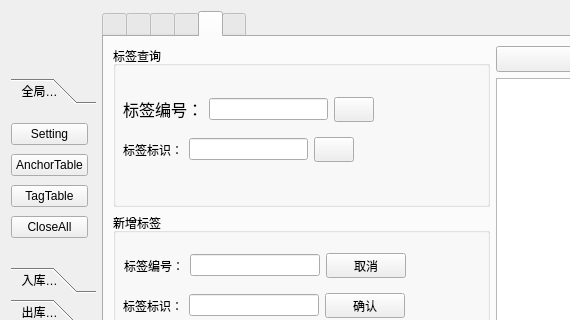
Old version of the form Deca/views/GraphicsWidget.ui in the repository summerfll/wms; both pictures show x 0 to 570 and y 0 to 320 of the 1277 by 500 pixel window.
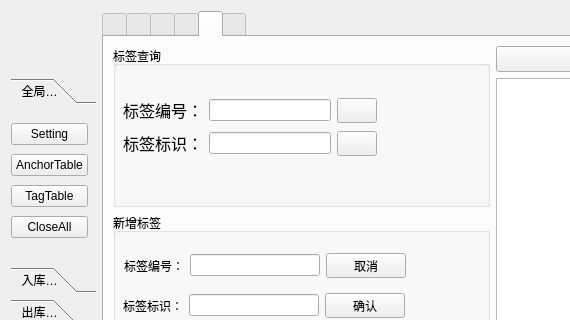
New version of the form. The open tabs and pages were chosen to show the change. Icons and pictures are not drawn. Custom widgets are drawn as their Qt base class.

```diff
--- a/Deca/views/GraphicsWidget.ui
+++ b/Deca/views/GraphicsWidget.ui
@@ -318,7 +318,7 @@
      <property name="tabBarAutoHide">
       <bool>true</bool>
      </property>
-     <widget class="QWidget" name="">
+     <widget class="QWidget" name="widget">
       <attribute name="icon">
        <iconset resource="../res/resources.qrc">
         <normaloff>:/icons/(5@79@2K3OH)}[LRI2I]4UJ.png</normaloff>
@@ -1528,18 +1528,23 @@
        </item>
        <item row="0" column="0" rowspan="2">
         <widget class="QGroupBox" name="groupBox_7">
+         <property name="styleSheet">
+          <string notr="true"/>
+         </property>
          <property name="title">
           <string>标签查询</string>
          </property>
-         <widget class="QWidget" name="">
+         <widget class="QWidget" name="layoutWidget">
           <property name="geometry">
            <rect>
             <x>10</x>
             <y>50</y>
-            <width>251</width>
-            <height>27</height>
+            <width>254</width>
+            <height>62</height>
            </rect>
           </property>
+          <layout class="QVBoxLayout" name="verticalLayout_10">
+           <item>
           <layout class="QHBoxLayout" name="horizontalLayout_14">
            <item>
             <widget class="QLabel" name="label_9">
@@ -1568,21 +1573,13 @@
             </widget>
            </item>
           </layout>
-         </widget>
-         <widget class="QWidget" name="">
-          <property name="geometry">
-           <rect>
-            <x>10</x>
-            <y>90</y>
-            <width>231</width>
-            <height>27</height>
-           </rect>
-          </property>
+           </item>
+           <item>
           <layout class="QHBoxLayout" name="horizontalLayout_15">
            <item>
             <widget class="QLabel" name="label_10">
              <property name="text">
-              <string>标签标识：</string>
+                <string>&lt;html&gt;&lt;head/&gt;&lt;body&gt;&lt;p&gt;&lt;span style=&quot; font-size:12pt;&quot;&gt;标签标识：&lt;/span&gt;&lt;/p&gt;&lt;/body&gt;&lt;/html&gt;</string>
              </property>
             </widget>
            </item>
@@ -1606,6 +1603,8 @@
             </widget>
            </item>
           </layout>
+           </item>
+          </layout>
          </widget>
         </widget>
        </item>
```
Left out of the diff: 14 changed lines with no effect on the pictures. Lines whose indentation alone changed are shown as unchanged.
